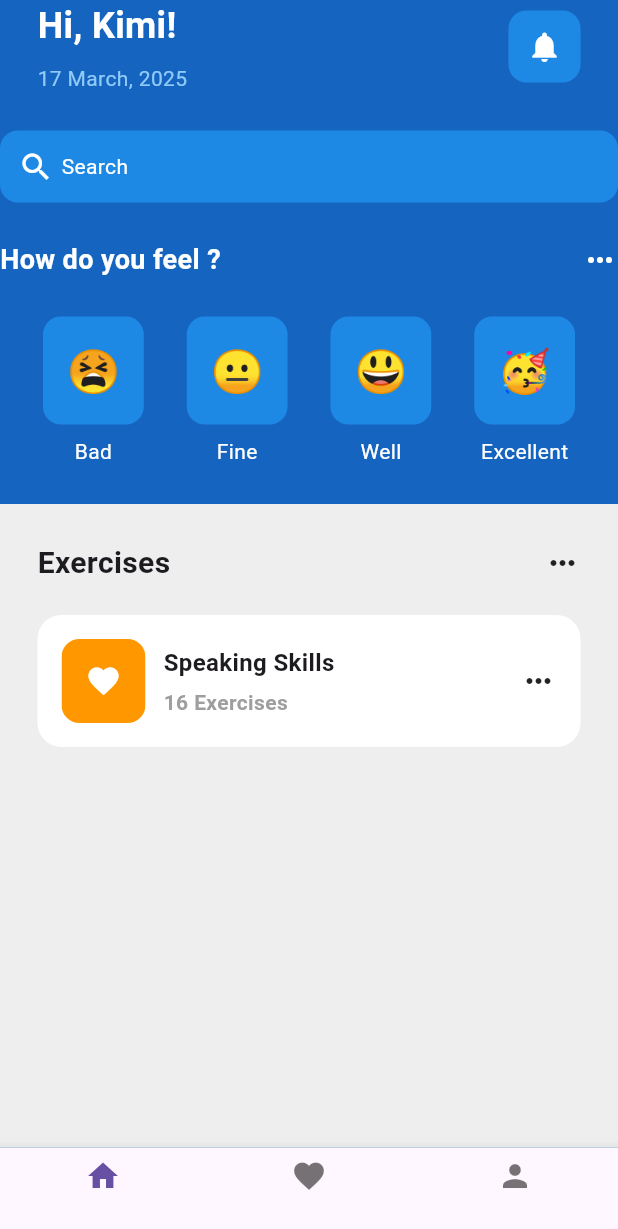
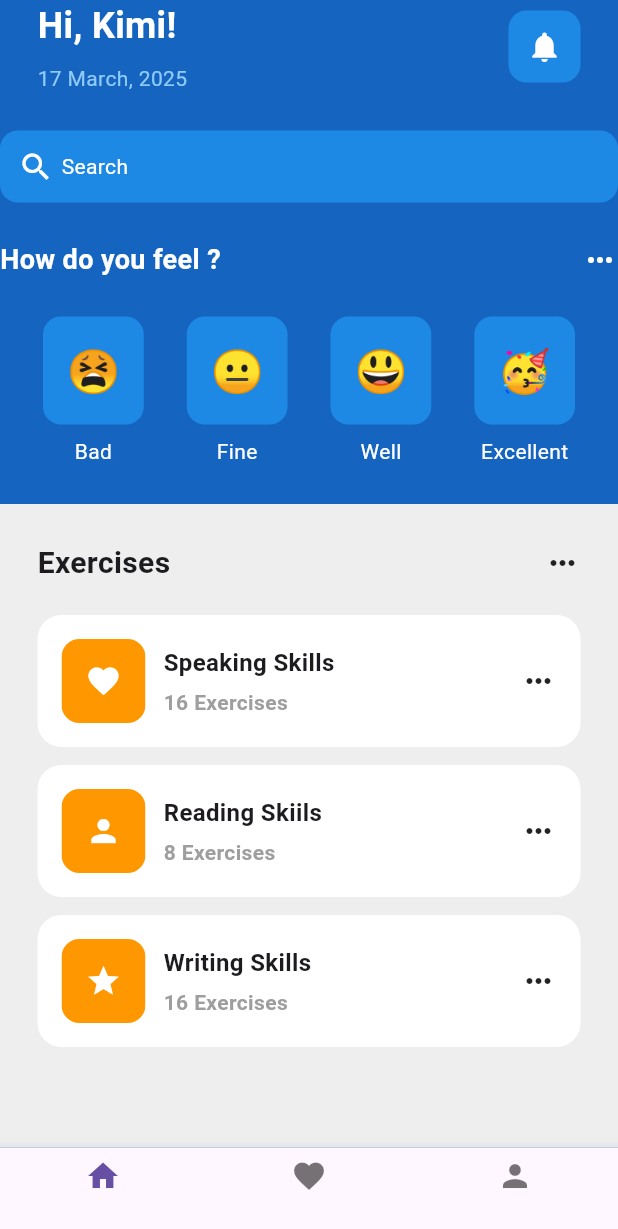
Before and after one commit to OrewaKimi/uts_mobile-programing-lanjut, a Flutter app: the screen it shows after launch, on a phone screen of 412 x 824 dp. Shown: the top 1229 px of the screen. Run offline on Flutter 3.47's test engine with Material 3 defaults, Android fonts, the phone set to English and light mode, and no system bars.

Commit message:
add icon, exercise name, and number of exercises

```diff
--- a/lib/pages/home_page.dart
+++ b/lib/pages/home_page.dart
@@ -1,5 +1,6 @@
 import 'package:flutter/material.dart';
 import 'package:mentalhealthapp/util/emoticon_face.dart';
+import 'package:mentalhealthapp/util/exercise_title.dart';
 
 class HomePage extends StatefulWidget {
   const HomePage({Key? key}) : super(key: key);
@@ -173,60 +174,26 @@ class _HomePageState extends State<HomePage> {
                       SizedBox(
                         height: 20,
                       ),
+
                       //Listiew of exercises
-                      Container(
-                        padding: EdgeInsets.all(16),
-                        decoration: BoxDecoration(
-                          color: Colors.white,
-                          borderRadius: BorderRadius.circular(16),
-                        ),
-                        child: Row(
-                          mainAxisAlignment: MainAxisAlignment.spaceBetween,
+                      Expanded(
+                        child: ListView(
                           children: [
-                            Row(
-                              children: [
-                                ClipRRect(
-                                  borderRadius: BorderRadius.circular(12),
-                                  child: Container(
-                                    padding: EdgeInsets.all(16),
-                                    color: Colors.orange,
-                                    child: Icon(
-                                      Icons.favorite,
-                                      color: Colors.white,
-                                    ),
-                                  ),
-                                ),
-                                SizedBox(
-                                  width: 12,
-                                ),
-                                Column(
-                                  crossAxisAlignment: CrossAxisAlignment.start,
-                                  children: [
-                                    //title
-                                    Text(
-                                      'Speaking Skills',
-                                      style: TextStyle(
-                                        fontWeight: FontWeight.bold,
-                                        fontSize: 16,
-                                      ),
-                                    ),
-                                    SizedBox(
-                                      height: 5,
-                                    ),
-                                    //subtitle
-                                    Text(
-                                      '16 Exercises',
-                                      style: TextStyle(
-                                        fontWeight: FontWeight.bold,
-                                        color: Colors.grey,
-                                        fontSize: 14,
-                                      ),
-                                    ),
-                                  ],
-                                ),
-                              ],
+                            ExerciseTitle(
+                              icon: Icons.favorite,
+                              exerciseName: 'Speaking Skills',
+                              numberOfExercises: 16,
                             ),
-                            Icon(Icons.more_horiz),
+                            ExerciseTitle(
+                              icon: Icons.person,
+                              exerciseName: 'Reading Skiils',
+                              numberOfExercises: 8,
+                            ),
+                            ExerciseTitle(
+                              icon: Icons.star,
+                              exerciseName: 'Writing Skills',
+                              numberOfExercises: 16,
+                            ),
                           ],
                         ),
                       ),
```
